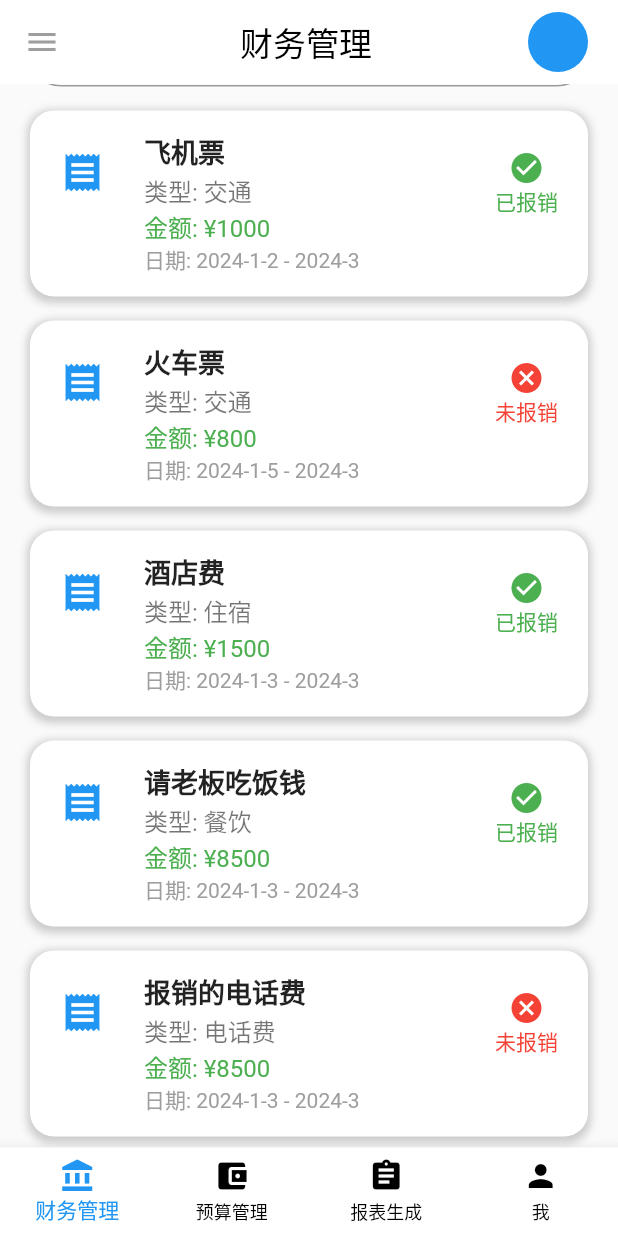
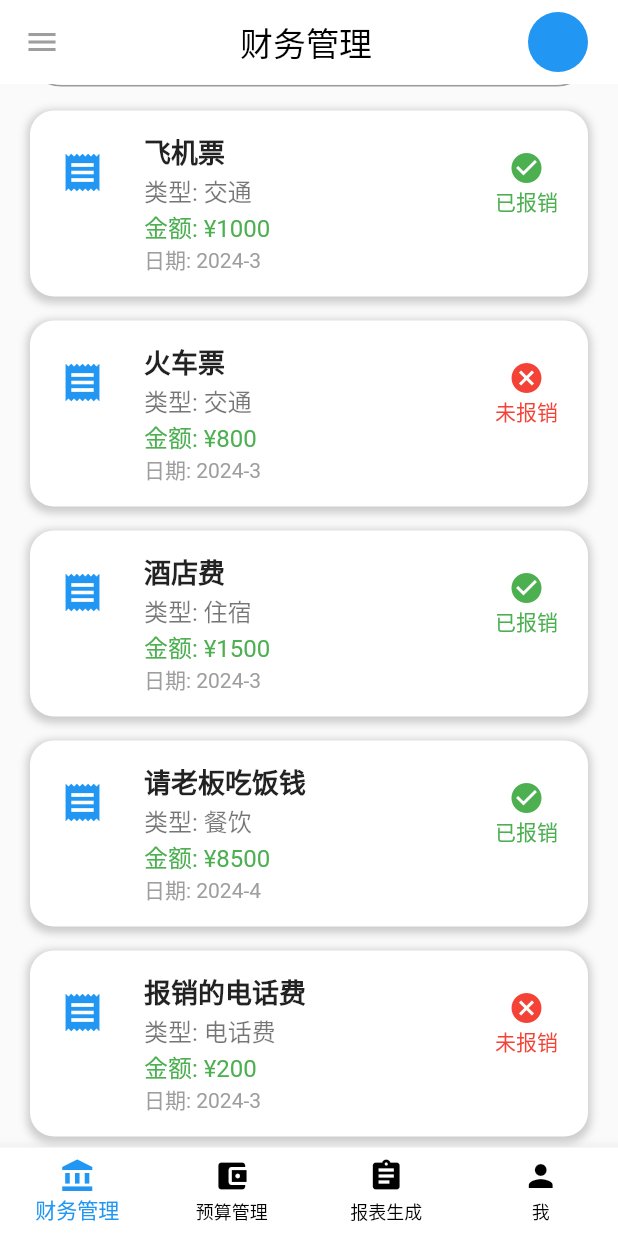
Before and after one commit to Yxggla/cptapp, a Flutter app: the HomePage screen opened directly with empty values, scrolled down 327 dp, on a phone screen of 412 x 824 dp. Run offline on Flutter 3.47's test engine with Material 2 defaults, Android fonts, the light colour scheme and no system bars; our stand-ins replace image_picker.

Commit message:
5-10 evening

```diff
--- a/lib/classdata.dart
+++ b/lib/classdata.dart
@@ -2,24 +2,22 @@ class FinanceItem {
   final String title;
   final String context;
   final int amount;
-  final String startDate;
-  final String endDate;
+  final String Date;
   final bool baoxiao;
 
   FinanceItem({
     required this.title,
     required this.context,
     required this.amount,
-    required this.startDate,
-    required this.endDate,
+    required this.Date,
     required this.baoxiao
   });
 }
 
 List<FinanceItem> mockFinanceData = [
-  FinanceItem(title: '飞机票', context: '交通', amount: 1000, startDate: '2024-1-2', endDate: '2024-3', baoxiao: true),
-  FinanceItem(title: '火车票', context: '交通', amount: 800, startDate: '2024-1-5', endDate: '2024-3', baoxiao: false),
-  FinanceItem(title: '酒店费', context: '住宿', amount: 1500, startDate: '2024-1-3', endDate: '2024-3', baoxiao: true),
-  FinanceItem(title: '请老板吃饭钱', context: '餐饮', amount: 8500, startDate: '2024-1-3', endDate: '2024-3', baoxiao: true),
-  FinanceItem(title: '报销的电话费', context: '电话费', amount: 8500, startDate: '2024-1-3', endDate: '2024-3', baoxiao: false),
+  FinanceItem(title: '飞机票', context: '交通', amount: 1000, Date: '2024-3', baoxiao: true),
+  FinanceItem(title: '火车票', context: '交通', amount: 800, Date: '2024-3', baoxiao: false),
+  FinanceItem(title: '酒店费', context: '住宿', amount: 1500, Date: '2024-3', baoxiao: true),
+  FinanceItem(title: '请老板吃饭钱', context: '餐饮', amount: 8500, Date: '2024-4', baoxiao: true),
+  FinanceItem(title: '报销的电话费', context: '电话费', amount: 200, Date: '2024-3', baoxiao: false),
 ];
--- a/lib/home/HomeCwgl.dart
+++ b/lib/home/HomeCwgl.dart
@@ -58,8 +58,7 @@ class _HomePageState extends State<HomePage> {
                     item.title,
                     item.context,
                     item.amount,
-                    item.startDate,
-                    item.endDate,
+                    item.Date,
                     item.baoxiao,
                   ))
               .toList(), // 使用扩展运算符...来正确展开列表
@@ -76,8 +75,7 @@ class _HomePageState extends State<HomePage> {
                     item.title,
                     item.context,
                     item.amount,
-                    item.startDate,
-                    item.endDate,
+                    item.Date,
                     item.baoxiao,
                   ))
               .toList(),
@@ -324,7 +322,7 @@ class _HomePageState extends State<HomePage> {
   }
 
   Widget _buildFinanceItem(String title, String context, int amount,
-      String startDate, String endDate, bool baoxiao) {
+      String Date, bool baoxiao) {
     return Container(
         margin: EdgeInsets.symmetric(horizontal: 20.0, vertical: 8.0),
         // 外边距，为容器与其他元素提供间隔
@@ -358,7 +356,7 @@ class _HomePageState extends State<HomePage> {
               // 注意这里应该显示类型而不是重复标题
               Text('金额: ¥$amount',
                   style: TextStyle(fontSize: 16, color: Colors.green)),
-              Text('日期: $startDate - $endDate',
+              Text('日期: $Date',
                   style: TextStyle(fontSize: 14, color: Colors.grey)),
             ],
           ),
@@ -435,7 +433,6 @@ class _HomePageState extends State<HomePage> {
           SizedBox(height: 8),
           _buildTextField("名称"),
           _buildTextField("类别"), // 重构的文本输入框
-          _buildTextField("日期"),
           _buildTextField("金额"),
           SizedBox(height: 20),
           ElevatedButton(
```
